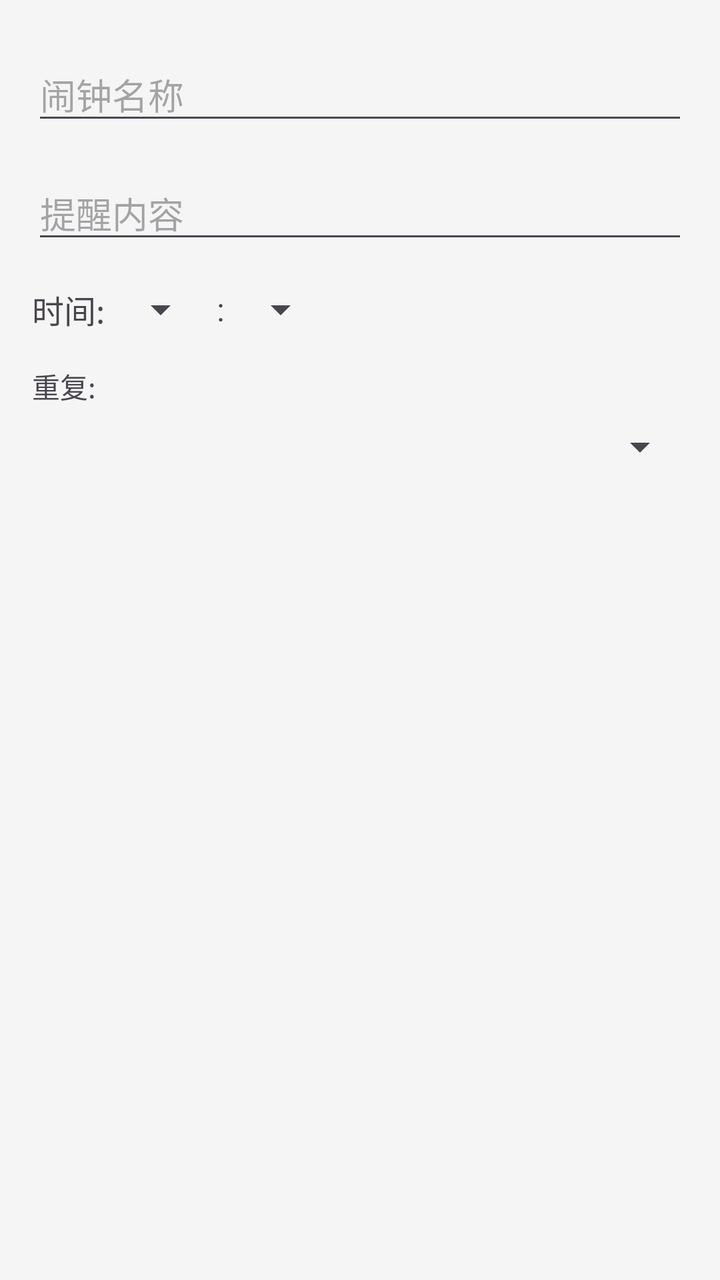
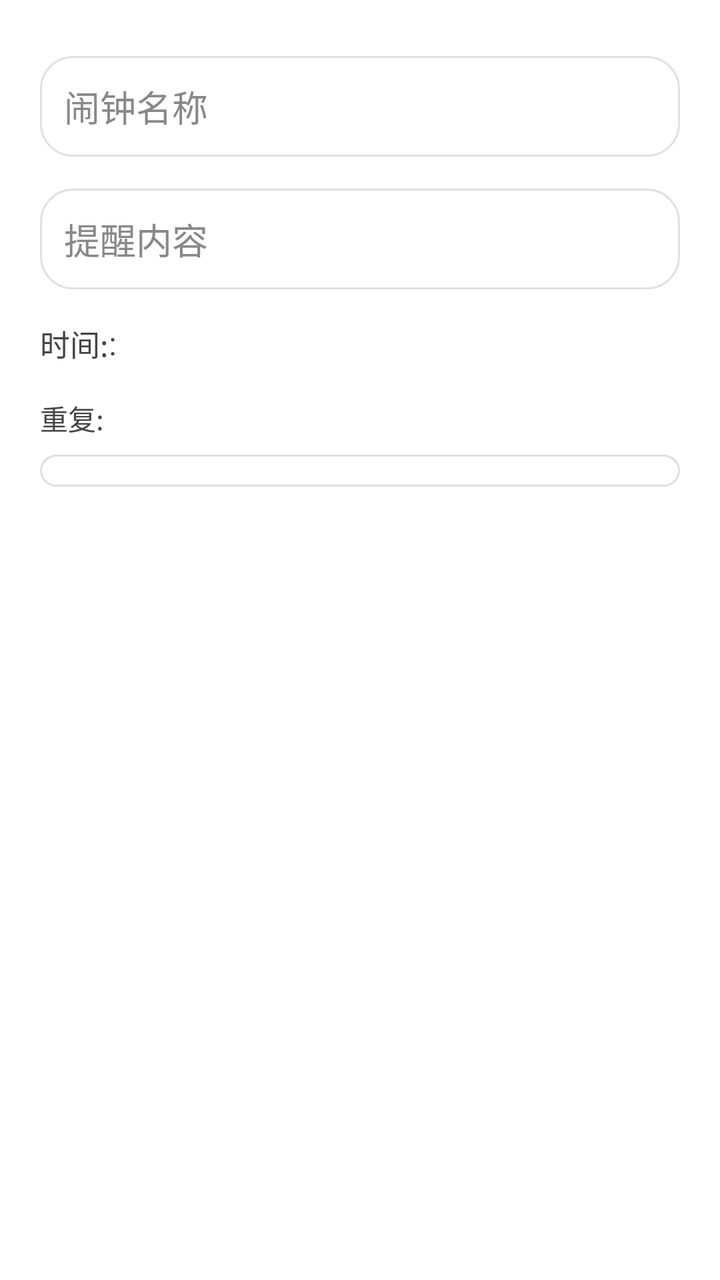

Compare the two renders of this Android layout. The source of the first and the diff that turns it into the second are given below.
<!-- AndroidManifest.xml: application theme Theme.Clock3 -->
<!-- res/layout/dialog_add_alarm.xml -->
<?xml version="1.0" encoding="utf-8"?>
<LinearLayout xmlns:android="http://schemas.android.com/apk/res/android"
    android:layout_width="match_parent"
    android:layout_height="wrap_content"
    android:orientation="vertical"
    android:padding="16dp">

    <EditText
        android:id="@+id/labelInput"
        android:layout_width="match_parent"
        android:layout_height="wrap_content"
        android:hint="闹钟名称"
        android:layout_marginVertical="8dp"/>

    <EditText
        android:id="@+id/contentInput"
        android:layout_width="match_parent"
        android:layout_height="wrap_content"
        android:hint="提醒内容"
        android:layout_marginVertical="8dp"/>

    <LinearLayout
        android:layout_width="match_parent"
        android:layout_height="wrap_content"
        android:orientation="horizontal"
        android:gravity="center_vertical"
        android:layout_marginVertical="8dp">

        <TextView
            android:layout_width="wrap_content"
            android:layout_height="wrap_content"
            android:text="时间: "
            android:textSize="16sp"/>

        <Spinner
            android:id="@+id/hourSpinner"
            android:layout_width="wrap_content"
            android:layout_height="wrap_content"/>

        <TextView
            android:layout_width="wrap_content"
            android:layout_height="wrap_content"
            android:text=" : "
            android:textSize="16sp"/>

        <Spinner
            android:id="@+id/minuteSpinner"
            android:layout_width="wrap_content"
            android:layout_height="wrap_content"/>

    </LinearLayout>

    <TextView
        android:layout_width="wrap_content"
        android:layout_height="wrap_content"
        android:text="重复:"
        android:textSize="14sp"
        android:layout_marginTop="8dp"/>

    <Spinner
        android:id="@+id/repeatSpinner"
        android:layout_width="match_parent"
        android:layout_height="wrap_content"
        android:layout_marginVertical="8dp"/>

</LinearLayout>
<!-- resources referenced by this layout -->
<resources>
  <style name="Theme.Clock3" parent="Theme.Material3.Light.NoActionBar">
          <item name="colorPrimary">@color/primary</item>
          <item name="colorPrimaryDark">@color/primary_dark</item>
          <item name="colorAccent">@color/accent</item>
          <item name="android:colorBackground">@color/background</item>
          <item name="android:statusBarColor">@color/primary_dark</item>
          <item name="android:navigationBarColor">@color/primary_dark</item>
          <item name="android:windowBackground">@color/background</item>
      </style>
  <color name="primary">#4A90D9</color>
  <color name="primary_dark">#3A7BC8</color>
  <color name="accent">#FF6B6B</color>
  <color name="background">#F5F5F5</color>
</resources>

<!-- the commit's change to res/layout/dialog_add_alarm.xml (unified diff, before → after) -->
@@ -3,20 +3,24 @@
     android:layout_width="match_parent"
     android:layout_height="wrap_content"
     android:orientation="vertical"
-    android:padding="16dp">
+    android:padding="20dp">
 
     <EditText
         android:id="@+id/labelInput"
         android:layout_width="match_parent"
         android:layout_height="wrap_content"
-        android:hint="闹钟名称"
+        android:hint="@string/alarm_label"
+        android:background="@drawable/edit_text_background"
+        android:padding="12dp"
         android:layout_marginVertical="8dp"/>
 
     <EditText
         android:id="@+id/contentInput"
         android:layout_width="match_parent"
         android:layout_height="wrap_content"
-        android:hint="提醒内容"
+        android:hint="@string/alarm_content"
+        android:background="@drawable/edit_text_background"
+        android:padding="12dp"
         android:layout_marginVertical="8dp"/>
 
     <LinearLayout
@@ -29,38 +33,47 @@
         <TextView
             android:layout_width="wrap_content"
             android:layout_height="wrap_content"
-            android:text="时间: "
-            android:textSize="16sp"/>
+            android:text="@string/alarm_time_colon"
+            android:textSize="15sp"
+            android:textColor="@color/text_secondary"/>
 
         <Spinner
             android:id="@+id/hourSpinner"
             android:layout_width="wrap_content"
-            android:layout_height="wrap_content"/>
+            android:layout_height="wrap_content"
+            android:background="@drawable/edit_text_background"
+            android:padding="8dp"/>
 
         <TextView
             android:layout_width="wrap_content"
             android:layout_height="wrap_content"
-            android:text=" : "
-            android:textSize="16sp"/>
+            android:text="@string/time_separator"
+            android:textSize="16sp"
+            android:textColor="@color/text_secondary"/>
 
         <Spinner
             android:id="@+id/minuteSpinner"
             android:layout_width="wrap_content"
-            android:layout_height="wrap_content"/>
+            android:layout_height="wrap_content"
+            android:background="@drawable/edit_text_background"
+            android:padding="8dp"/>
 
     </LinearLayout>
 
     <TextView
         android:layout_width="wrap_content"
         android:layout_height="wrap_content"
-        android:text="重复:"
+        android:text="@string/repeat_colon"
         android:textSize="14sp"
+        android:textColor="@color/text_secondary"
         android:layout_marginTop="8dp"/>
 
     <Spinner
         android:id="@+id/repeatSpinner"
         android:layout_width="match_parent"
         android:layout_height="wrap_content"
+        android:background="@drawable/edit_text_background"
+        android:padding="8dp"
         android:layout_marginVertical="8dp"/>
 
 </LinearLayout>
<!-- resource entries referenced after the edit -->
@@ -1,17 +1,44 @@
 <!-- resources referenced by this layout -->
 <resources>
+  <color name="text_secondary">#444444</color>
+  <!-- drawable edit_text_background (drawable) -->
+  <?xml version="1.0" encoding="utf-8"?>
+  <shape xmlns:android="http://schemas.android.com/apk/res/android">
+      <solid android:color="@color/background"/>
+      <corners android:radius="16dp"/>
+      <stroke android:width="1dp" android:color="@color/divider"/>
+  </shape>
+  <string name="alarm_content">提醒内容</string>
+  <string name="alarm_label">闹钟名称</string>
+  <string name="alarm_time_colon">时间: </string>
+  <string name="repeat_colon">重复:</string>
+  <string name="time_separator"> : </string>
   <style name="Theme.Clock3" parent="Theme.Material3.Light.NoActionBar">
           <item name="colorPrimary">@color/primary</item>
           <item name="colorPrimaryDark">@color/primary_dark</item>
           <item name="colorAccent">@color/accent</item>
           <item name="android:colorBackground">@color/background</item>
-          <item name="android:statusBarColor">@color/primary_dark</item>
-          <item name="android:navigationBarColor">@color/primary_dark</item>
+          <item name="android:statusBarColor">@color/surface</item>
+          <item name="android:navigationBarColor">@color/background</item>
           <item name="android:windowBackground">@color/background</item>
+          <item name="android:windowActivityTransitions">true</item>
+          <item name="colorSurface">@color/surface</item>
+          <item name="colorOnSurface">@color/text_primary</item>
+          <item name="colorSecondary">@color/accent</item>
+          <item name="colorOnSecondary">@color/text_primary</item>
+          <item name="colorError">@color/error</item>
+          <item name="android:textColorPrimary">@color/text_primary</item>
+          <item name="android:textColorSecondary">@color/text_secondary</item>
+          <item name="android:textColorHint">@color/text_hint</item>
       </style>
-  <color name="primary">#4A90D9</color>
-  <color name="primary_dark">#3A7BC8</color>
-  <color name="accent">#FF6B6B</color>
-  <color name="background">#F5F5F5</color>
+  <color name="primary">#444444</color>
+  <color name="primary_dark">#222222</color>
+  <color name="accent">#666666</color>
+  <color name="surface">#FFFFFF</color>
+  <color name="text_primary">#000000</color>
+  <color name="error">#880000</color>
+  <color name="text_hint">#888888</color>
+  <color name="background">#FFFFFF</color>
+  <color name="divider">#E0E0E0</color>
 </resources>
 
